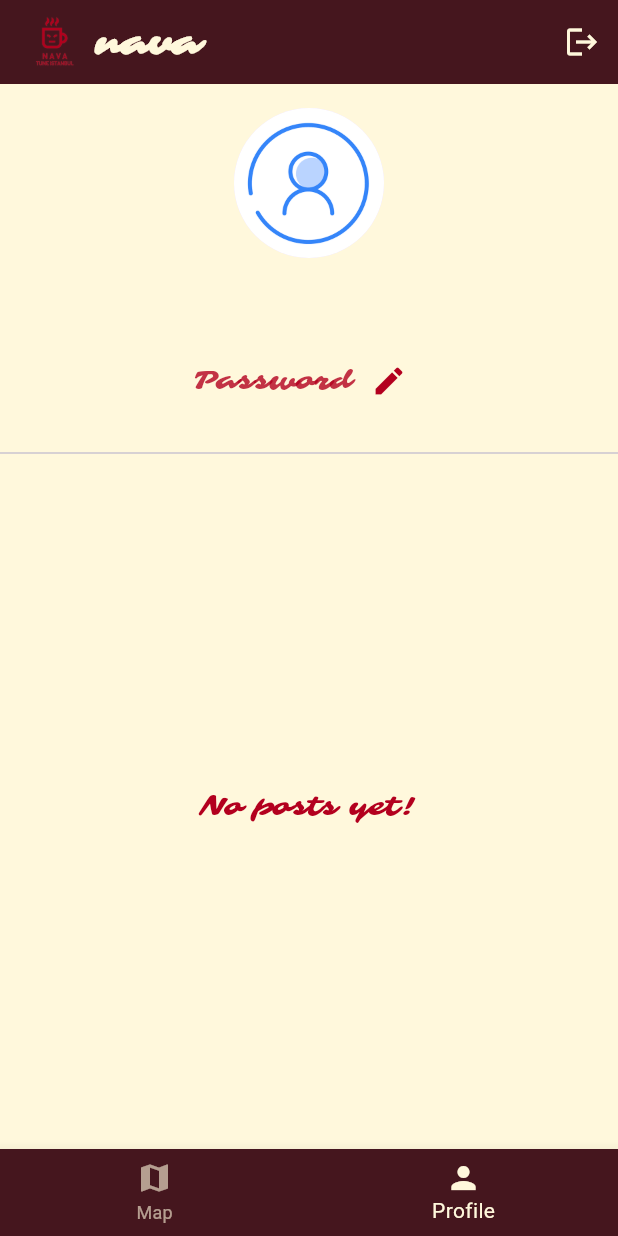
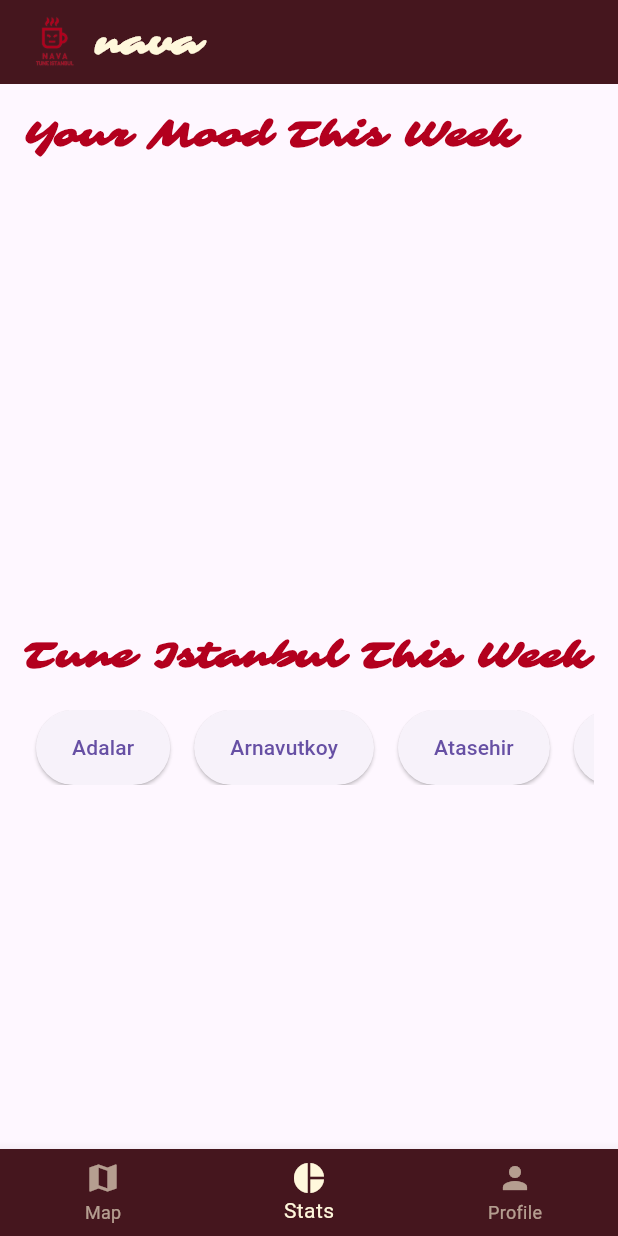
Before and after one commit to ilaydayilmazx/nava-app, a Flutter app: the NavigationBarPage screen opened directly, item 2 of the bottom bar chosen, on a phone screen of 412 x 824 dp. Run offline on Flutter 3.47's test engine with Material 3 defaults, Android fonts, the phone set to English and light mode, and no system bars; drawn by our look-alikes of fl_chart; our stand-ins replace cloud_firestore, firebase_auth, firebase_core, flutter_svg, flutter_typeahead, fluttertoast; accounts and stored records are empty.

Commit message:
stats page eklendi

```diff
--- /dev/null
+++ b/lib/screens/statistics.dart
@@ -0,0 +1,291 @@
+import 'package:flutter/material.dart';
+import 'package:cloud_firestore/cloud_firestore.dart';
+import 'package:fl_chart/fl_chart.dart';
+import '../service/post_service.dart';
+import 'package:firebase_auth/firebase_auth.dart';
+
+class StatisticsPage extends StatefulWidget {
+  @override
+  _StatisticsPageState createState() => _StatisticsPageState();
+}
+
+class _StatisticsPageState extends State<StatisticsPage> {
+  final PostService _postService = PostService();
+  Map<String, int> emotionCounts = {
+    'Angry': 0,
+    'Anxious': 0,
+    'Sad': 0,
+    'Neutral': 0,
+    'Excited': 0,
+    'Happy': 0,
+    'Chill': 0,
+  };
+
+  Map<String, int> provinceEmotionCounts = {
+    'Angry': 0,
+    'Anxious': 0,
+    'Sad': 0,
+    'Neutral': 0,
+    'Excited': 0,
+    'Happy': 0,
+    'Chill': 0,
+  };
+
+  String selectedProvince = '';
+
+  @override
+  void initState() {
+    super.initState();
+    _loadStatistics();
+  }
+
+  // Kullanıcının son bir haftalık postlarını al
+  void _loadStatistics() async {
+    User? user = FirebaseAuth.instance.currentUser;
+    if (user != null) {
+      List<Map<String, dynamic>> posts =
+          await _postService.getUserPosts(user.uid);
+      DateTime oneWeekAgo = DateTime.now().subtract(Duration(days: 7));
+
+      // Son bir haftadaki postları filtrele
+      for (var post in posts) {
+        DateTime postTime = (post['time'] as Timestamp).toDate();
+        if (postTime.isAfter(oneWeekAgo)) {
+          String emotion = post['emotion'];
+          setState(() {
+            emotionCounts[emotion] = (emotionCounts[emotion] ?? 0) + 1;
+          });
+        }
+      }
+    }
+  }
+
+  // İlçe için duygu istatistiklerini yükle
+  void _loadProvinceStatistics(String province) async {
+    print("Loading statistics for province: $province"); // Debug mesajı
+    List<Map<String, dynamic>> posts = await _postService.getAllPosts();
+    print("Total posts fetched: ${posts.length}"); // Debug mesajı
+
+    // İlçe istatistiklerini sıfırla
+    setState(() {
+      provinceEmotionCounts = {
+        'Angry': 0,
+        'Anxious': 0,
+        'Sad': 0,
+        'Neutral': 0,
+        'Excited': 0,
+        'Happy': 0,
+        'Chill': 0,
+      };
+    });
+
+    // İlçe için duygu istatistiklerini hesapla
+    for (var post in posts) {
+      String postProvince =
+          post['province']?.toString() ?? ''; // province alanını al
+      String emotion = post['emotion']?.toString() ?? ''; // emotion alanını al
+
+      // Büyük-küçük harf duyarlılığını kaldır
+      if (postProvince.toLowerCase() == province.toLowerCase()) {
+        print(
+            "Found post with emotion: $emotion in province: $postProvince"); // Debug mesajı
+        setState(() {
+          provinceEmotionCounts[emotion] =
+              (provinceEmotionCounts[emotion] ?? 0) + 1;
+        });
+      }
+    }
+
+    print("Province emotion counts: $provinceEmotionCounts"); // Debug mesajı
+  }
+
+  @override
+  Widget build(BuildContext context) {
+    return Scaffold(
+      appBar: AppBar(
+        backgroundColor: Color.fromARGB(255, 69, 22, 30),
+        elevation: 0,
+        title: Row(
+          children: [
+            Image.asset(
+              'assets/nava.png',
+              height: 40,
+            ),
+            SizedBox(width: 8),
+            Text(
+              'nava',
+              style: TextStyle(
+                fontFamily: 'Sarina',
+                fontSize: 24,
+                color: Color(0xFFFFF8DC),
+                fontWeight: FontWeight.bold,
+              ),
+            ),
+          ],
+        ),
+      ),
+      body: SingleChildScrollView(
+        child: Padding(
+          padding: const EdgeInsets.all(16.0),
+          child: Column(
+            crossAxisAlignment: CrossAxisAlignment.start,
+            children: [
+              Text(
+                'Your Mood This Week',
+                style: TextStyle(
+                  fontFamily: 'Sarina',
+                  fontSize: 24,
+                  fontWeight: FontWeight.bold,
+                  color: Color(0xFFb3001e),
+                ),
+              ),
+              SizedBox(height: 20),
+              AspectRatio(
+                aspectRatio: 1.5,
+                child: PieChart(
+                  PieChartData(
+                    sections: _buildPieChartSections(emotionCounts),
+                    borderData: FlBorderData(show: false),
+                    sectionsSpace: 0,
+                  ),
+                ),
+              ),
+              SizedBox(height: 40),
+              Text(
+                'Tune Istanbul This Week',
+                style: TextStyle(
+                  fontFamily: 'Sarina',
+                  fontSize: 24,
+                  fontWeight: FontWeight.bold,
+                  color: Color(0xFFb3001e),
+                ),
+              ),
+              SizedBox(height: 20),
+              Container(
+                height: 50,
+                child: ListView(
+                  scrollDirection: Axis.horizontal,
+                  children: [
+                    _buildProvinceButton('Adalar'),
+                    _buildProvinceButton('Arnavutkoy'),
+                    _buildProvinceButton('Atasehir'),
+                    _buildProvinceButton('Avcilar'),
+                    _buildProvinceButton('Bagcilar'),
+                    _buildProvinceButton('Bahcelievler'),
+                    _buildProvinceButton('Bakirkoy'),
+                    _buildProvinceButton('Basaksehir'),
+                    _buildProvinceButton('Bayrampasa'),
+                    _buildProvinceButton('Besiktas'),
+                    _buildProvinceButton('Beykoz'),
+                    _buildProvinceButton('Beylikduzu'),
+                    _buildProvinceButton('Beyoglu'),
+                    _buildProvinceButton('Buyukcekmece'),
+                    _buildProvinceButton('Catalca'),
+                    _buildProvinceButton('Cekmekoy'),
+                    _buildProvinceButton('Esenler'),
+                    _buildProvinceButton('Esenyurt'),
+                    _buildProvinceButton('Eyup'),
+                    _buildProvinceButton('Fatih'),
+                    _buildProvinceButton('Gaziosmanpasa'),
+                    _buildProvinceButton('Gungoren'),
+                    _buildProvinceButton('Kadikoy'),
+                    _buildProvinceButton('Kagithane'),
+                    _buildProvinceButton('Kartal'),
+                    _buildProvinceButton('Kucukcekmece'),
+                    _buildProvinceButton('Maltepe'),
+                    _buildProvinceButton('Pendik'),
+                    _buildProvinceButton('Sancaktepe'),
+                    _buildProvinceButton('Sariyer'),
+                    _buildProvinceButton('Silivri'),
+                    _buildProvinceButton('Sultanbeyli'),
+                    _buildProvinceButton('Sultangazi'),
+                    _buildProvinceButton('Sile'),
+                    _buildProvinceButton('Sisli'),
+                    _buildProvinceButton('Tuzla'),
+                    _buildProvinceButton('Umraniye'),
+                    _buildProvinceButton('Uskudar'),
+                    _buildProvinceButton('Zeytinburnu'),
+                  ],
+                ),
+              ),
+              SizedBox(height: 20),
+              if (selectedProvince.isNotEmpty)
+                AspectRatio(
+                  aspectRatio: 1.5,
+                  child: PieChart(
+                    PieChartData(
+                      sections: _buildPieChartSections(provinceEmotionCounts),
+                      borderData: FlBorderData(show: false),
+                      sectionsSpace: 0,
+                    ),
+                  ),
+                ),
+            ],
+          ),
+        ),
+      ),
+    );
+  }
+
+  Widget _buildProvinceButton(String province) {
+    return Padding(
+      padding: const EdgeInsets.symmetric(horizontal: 8.0),
+      child: ElevatedButton(
+        onPressed: () {
+          setState(() {
+            selectedProvince = province;
+          });
+          _loadProvinceStatistics(province);
+        },
+        child: Text(province),
+      ),
+    );
+  }
+
+  // Pasta grafik için dilim oluşturma
+  List<PieChartSectionData> _buildPieChartSections(Map<String, int> counts) {
+    List<PieChartSectionData> sections = [];
+
+    counts.forEach((emotion, count) {
+      if (count > 0) {
+        sections.add(
+          PieChartSectionData(
+            value: count.toDouble(),
+            color: _getEmotionColor(emotion),
+            title: '${emotion}: $count',
+            radius: 50,
+            titleStyle: TextStyle(
+              fontSize: 14,
+              fontWeight: FontWeight.bold,
+              color: Colors.white,
+            ),
+          ),
+        );
+      }
+    });
+
+    return sections;
+  }
+
+  // Her bir duygu için renk seçimi
+  Color _getEmotionColor(String emotion) {
+    switch (emotion) {
+      case 'Angry':
+        return Color.fromARGB(255, 160, 2, 26);
+      case 'Anxious':
+        return Colors.red;
+      case 'Sad':
+        return Colors.orange;
+      case 'Neutral':
+        return Colors.yellow;
+      case 'Excited':
+        return Colors.green;
+      case 'Happy':
+        return Colors.blue;
+      case 'Chill':
+        return Colors.purple;
+      default:
+        return Colors.grey;
+    }
+  }
+}
--- a/lib/widgets/navigation_bar.dart
+++ b/lib/widgets/navigation_bar.dart
@@ -1,6 +1,7 @@
 import 'package:flutter/material.dart';
 import 'package:nava/screens/profile_screen.dart';
 import 'package:nava/screens/homepage.dart';
+import 'package:nava/screens/statistics.dart'; // Importing the new page
 
 class NavigationBarPage extends StatefulWidget {
   @override
@@ -12,7 +13,9 @@ class _NavigationBarPageState extends State<NavigationBarPage> {
 
   final List<Widget> _pages = [
     HomePage(),
+    StatisticsPage(),
     ProfileScreen(),
+    // Add the Statistics page here
   ];
 
   void _onItemTapped(int index) {
@@ -37,6 +40,10 @@ class _NavigationBarPageState extends State<NavigationBarPage> {
             label: 'Map',
           ),
           BottomNavigationBarItem(
+            icon: Icon(Icons.pie_chart), // Pie chart icon for statistics
+            label: 'Stats',
+          ),
+          BottomNavigationBarItem(
             icon: Icon(Icons.person),
             label: 'Profile',
           ),
--- a/pubspec.yaml
+++ b/pubspec.yaml
@@ -49,6 +49,7 @@ dependencies:
   http: ^1.2.2
   flutter_typeahead: ^4.1.0
   flutter_keyboard_visibility: ^5.3.0
+  fl_chart: ^0.70.0
 
 dev_dependencies:
   flutter_test:
```
Also changed, not shown: pubspec.lock.
